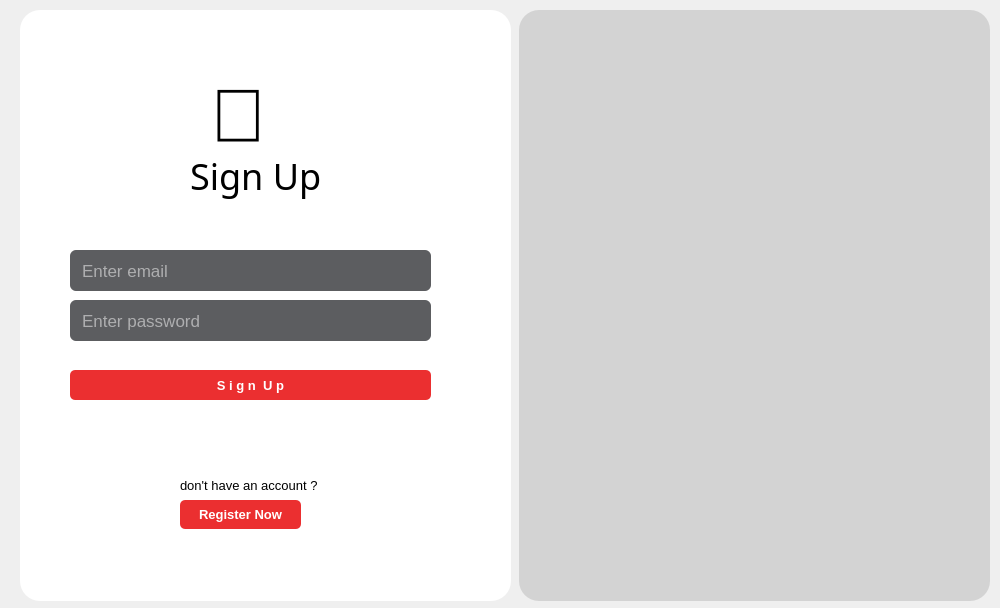
Qt form login-form.ui (Cxuchy/Esprit-Planner-Administrator) before a commit.
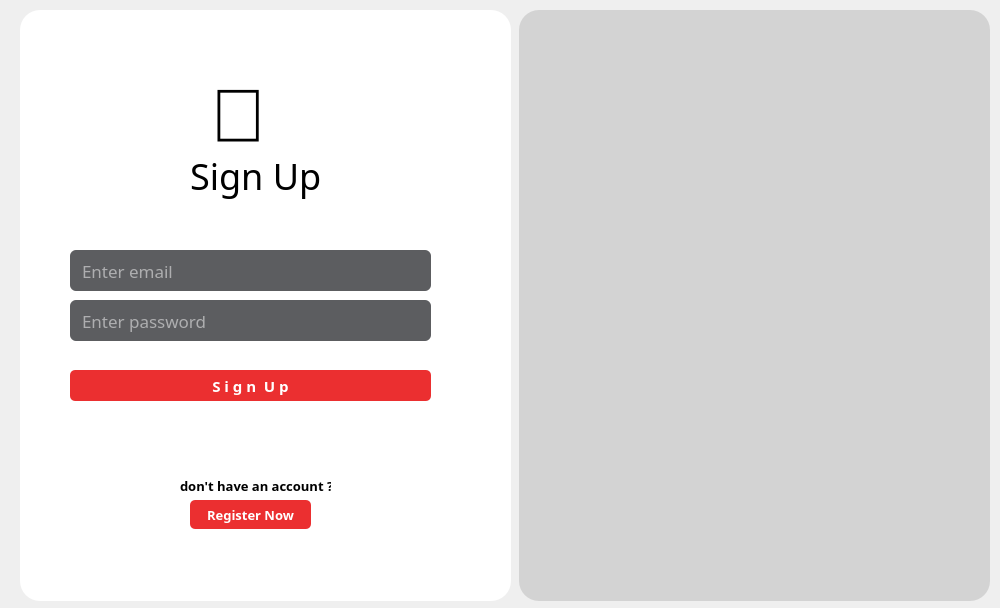
The same form after that commit. Icons and pictures are not drawn.

```diff
--- a/login-form.ui
+++ b/login-form.ui
@@ -37,6 +37,7 @@
     </property>
     <property name="font">
      <font>
+      <family>Sitka Text</family>
       <pointsize>13</pointsize>
      </font>
     </property>
@@ -61,6 +62,7 @@
     </property>
     <property name="font">
      <font>
+      <family>Sitka Text</family>
       <pointsize>13</pointsize>
      </font>
     </property>
@@ -83,12 +85,13 @@
       <x>50</x>
       <y>360</y>
       <width>361</width>
-      <height>30</height>
+      <height>31</height>
      </rect>
     </property>
     <property name="font">
      <font>
-      <pointsize>10</pointsize>
+      <family>Sitka Text</family>
+      <pointsize>11</pointsize>
       <weight>75</weight>
       <bold>true</bold>
      </font>
@@ -116,15 +119,16 @@
      <rect>
       <x>160</x>
       <y>460</y>
-      <width>181</width>
+      <width>151</width>
       <height>31</height>
      </rect>
     </property>
     <property name="font">
      <font>
+      <family>Sitka Text</family>
       <pointsize>10</pointsize>
-      <weight>50</weight>
-      <bold>false</bold>
+      <weight>75</weight>
+      <bold>true</bold>
      </font>
     </property>
     <property name="styleSheet">
@@ -137,7 +141,7 @@
    <widget class="QPushButton" name="register_btn">
     <property name="geometry">
      <rect>
-      <x>160</x>
+      <x>170</x>
       <y>490</y>
       <width>121</width>
       <height>29</height>
@@ -145,6 +149,7 @@
     </property>
     <property name="font">
      <font>
+      <family>Sitka Text</family>
       <pointsize>10</pointsize>
       <weight>75</weight>
       <bold>true</bold>
@@ -173,7 +178,7 @@
      <rect>
       <x>170</x>
       <y>140</y>
-      <width>141</width>
+      <width>181</width>
       <height>51</height>
      </rect>
     </property>
```
Left out of the diff: 2 changed lines with no effect on the pictures.
